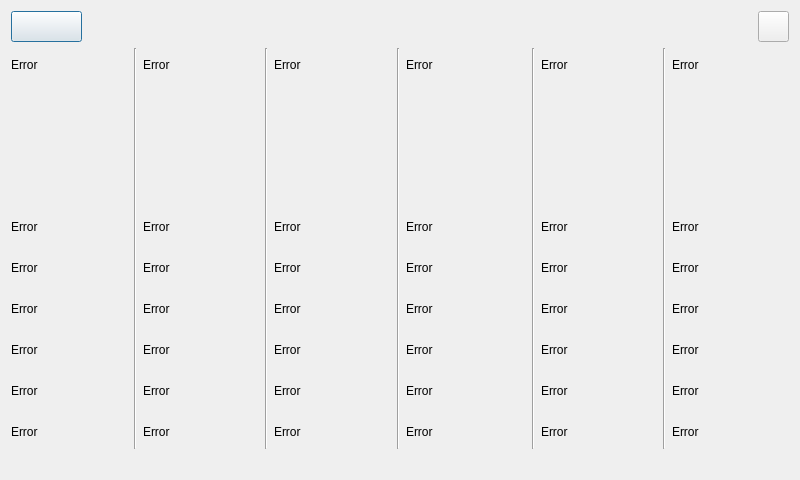
mateusur/Home_automation, file weather.ui: the form before one commit.
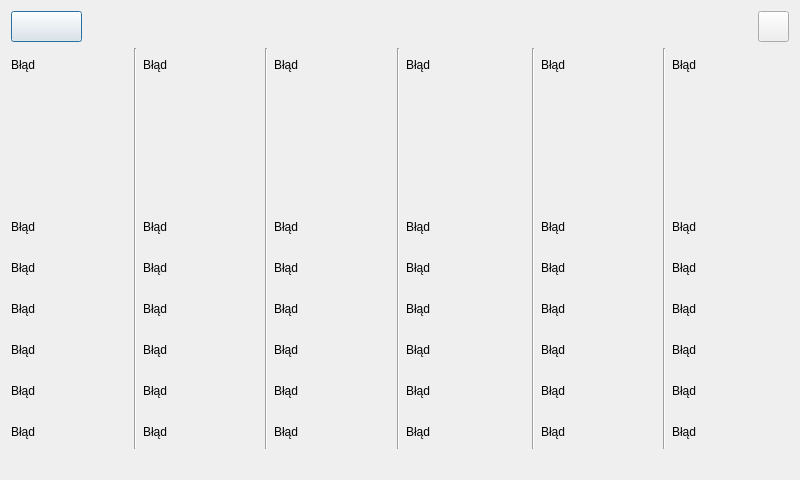
The form after the commit.

```diff
--- a/weather.ui
+++ b/weather.ui
@@ -88,7 +88,7 @@
           </size>
          </property>
          <property name="text">
-          <string>Error</string>
+          <string>Błąd</string>
          </property>
         </widget>
        </item>
@@ -138,42 +138,42 @@
             </size>
            </property>
            <property name="text">
-            <string>Error</string>
+            <string>Błąd</string>
            </property>
           </widget>
          </item>
          <item>
           <widget class="QLabel" name="label_feels00">
            <property name="text">
-            <string>Error</string>
+            <string>Błąd</string>
            </property>
           </widget>
          </item>
          <item>
           <widget class="QLabel" name="label_rain00">
            <property name="text">
-            <string>Error</string>
+            <string>Błąd</string>
            </property>
           </widget>
          </item>
          <item>
           <widget class="QLabel" name="label_pressure00">
            <property name="text">
-            <string>Error</string>
+            <string>Błąd</string>
            </property>
           </widget>
          </item>
          <item>
           <widget class="QLabel" name="label_clouds00">
            <property name="text">
-            <string>Error</string>
+            <string>Błąd</string>
            </property>
           </widget>
          </item>
          <item>
           <widget class="QLabel" name="label_description00">
            <property name="text">
-            <string>Error</string>
+            <string>Błąd</string>
            </property>
           </widget>
          </item>
@@ -205,7 +205,7 @@
           </size>
          </property>
          <property name="text">
-          <string>Error</string>
+          <string>Błąd</string>
          </property>
         </widget>
        </item>
@@ -255,42 +255,42 @@
             </size>
            </property>
            <property name="text">
-            <string>Error</string>
+            <string>Błąd</string>
            </property>
           </widget>
          </item>
          <item>
           <widget class="QLabel" name="label_feels01">
            <property name="text">
-            <string>Error</string>
+            <string>Błąd</string>
            </property>
           </widget>
          </item>
          <item>
           <widget class="QLabel" name="label_rain01">
            <property name="text">
-            <string>Error</string>
+            <string>Błąd</string>
            </property>
           </widget>
          </item>
          <item>
           <widget class="QLabel" name="label_pressure01">
            <property name="text">
-            <string>Error</string>
+            <string>Błąd</string>
            </property>
           </widget>
          </item>
          <item>
           <widget class="QLabel" name="label_clouds01">
            <property name="text">
-            <string>Error</string>
+            <string>Błąd</string>
            </property>
           </widget>
          </item>
          <item>
           <widget class="QLabel" name="label_description01">
            <property name="text">
-            <string>Error</string>
+            <string>Błąd</string>
            </property>
           </widget>
          </item>
@@ -322,7 +322,7 @@
           </size>
          </property>
          <property name="text">
-          <string>Error</string>
+          <string>Błąd</string>
          </property>
         </widget>
        </item>
@@ -372,42 +372,42 @@
             </size>
            </property>
            <property name="text">
-            <string>Error</string>
+            <string>Błąd</string>
            </property>
           </widget>
          </item>
          <item>
           <widget class="QLabel" name="label_feels02">
            <property name="text">
-            <string>Error</string>
+            <string>Błąd</string>
            </property>
           </widget>
          </item>
          <item>
           <widget class="QLabel" name="label_rain02">
            <property name="text">
-            <string>Error</string>
+            <string>Błąd</string>
            </property>
           </widget>
          </item>
          <item>
           <widget class="QLabel" name="label_pressure02">
            <property name="text">
-            <string>Error</string>
+            <string>Błąd</string>
            </property>
           </widget>
          </item>
          <item>
           <widget class="QLabel" name="label_clouds02">
            <property name="text">
-            <string>Error</string>
+            <string>Błąd</string>
            </property>
           </widget>
          </item>
          <item>
           <widget class="QLabel" name="label_description02">
            <property name="text">
-            <string>Error</string>
+            <string>Błąd</string>
            </property>
           </widget>
          </item>
@@ -433,7 +433,7 @@
           </size>
          </property>
          <property name="text">
-          <string>Error</string>
+          <string>Błąd</string>
          </property>
         </widget>
        </item>
@@ -483,7 +483,7 @@
             </size>
            </property>
            <property name="text">
-            <string>Error</string>
+            <string>Błąd</string>
            </property>
           </widget>
          </item>
@@ -496,7 +496,7 @@
             </size>
            </property>
            <property name="text">
-            <string>Error</string>
+            <string>Błąd</string>
            </property>
           </widget>
          </item>
@@ -509,7 +509,7 @@
             </size>
            </property>
            <property name="text">
-            <string>Error</string>
+            <string>Błąd</string>
            </property>
           </widget>
          </item>
@@ -522,7 +522,7 @@
             </size>
            </property>
            <property name="text">
-            <string>Error</string>
+            <string>Błąd</string>
            </property>
           </widget>
          </item>
@@ -535,7 +535,7 @@
             </size>
            </property>
            <property name="text">
-            <string>Error</string>
+            <string>Błąd</string>
            </property>
           </widget>
          </item>
@@ -548,7 +548,7 @@
             </size>
            </property>
            <property name="text">
-            <string>Error</string>
+            <string>Błąd</string>
            </property>
           </widget>
          </item>
@@ -574,7 +574,7 @@
           </size>
          </property>
          <property name="text">
-          <string>Error</string>
+          <string>Błąd</string>
          </property>
         </widget>
        </item>
@@ -624,42 +624,42 @@
             </size>
            </property>
            <property name="text">
-            <string>Error</string>
+            <string>Błąd</string>
            </property>
           </widget>
          </item>
          <item>
           <widget class="QLabel" name="label_feels04">
            <property name="text">
-            <string>Error</string>
+            <string>Błąd</string>
            </property>
           </widget>
          </item>
          <item>
           <widget class="QLabel" name="label_rain04">
            <property name="text">
-            <string>Error</string>
+            <string>Błąd</string>
            </property>
           </widget>
          </item>
          <item>
           <widget class="QLabel" name="label_pressure04">
            <property name="text">
-            <string>Error</string>
+            <string>Błąd</string>
            </property>
           </widget>
          </item>
          <item>
           <widget class="QLabel" name="label_clouds04">
            <property name="text">
-            <string>Error</string>
+            <string>Błąd</string>
            </property>
           </widget>
          </item>
          <item>
           <widget class="QLabel" name="label_description04">
            <property name="text">
-            <string>Error</string>
+            <string>Błąd</string>
            </property>
           </widget>
          </item>
@@ -685,7 +685,7 @@
           </size>
          </property>
          <property name="text">
-          <string>Error</string>
+          <string>Błąd</string>
          </property>
         </widget>
        </item>
@@ -735,42 +735,42 @@
             </size>
            </property>
            <property name="text">
-            <string>Error</string>
+            <string>Błąd</string>
            </property>
           </widget>
          </item>
          <item>
           <widget class="QLabel" name="label_feels05">
            <property name="text">
-            <string>Error</string>
+            <string>Błąd</string>
            </property>
           </widget>
          </item>
          <item>
           <widget class="QLabel" name="label_rain05">
            <property name="text">
-            <string>Error</string>
+            <string>Błąd</string>
            </property>
           </widget>
          </item>
          <item>
           <widget class="QLabel" name="label_pressure05">
            <property name="text">
-            <string>Error</string>
+            <string>Błąd</string>
            </property>
           </widget>
          </item>
          <item>
           <widget class="QLabel" name="label_clouds05">
            <property name="text">
-            <string>Error</string>
+            <string>Błąd</string>
            </property>
           </widget>
          </item>
          <item>
           <widget class="QLabel" name="label_description05">
            <property name="text">
-            <string>Error</string>
+            <string>Błąd</string>
            </property>
           </widget>
          </item>
```
